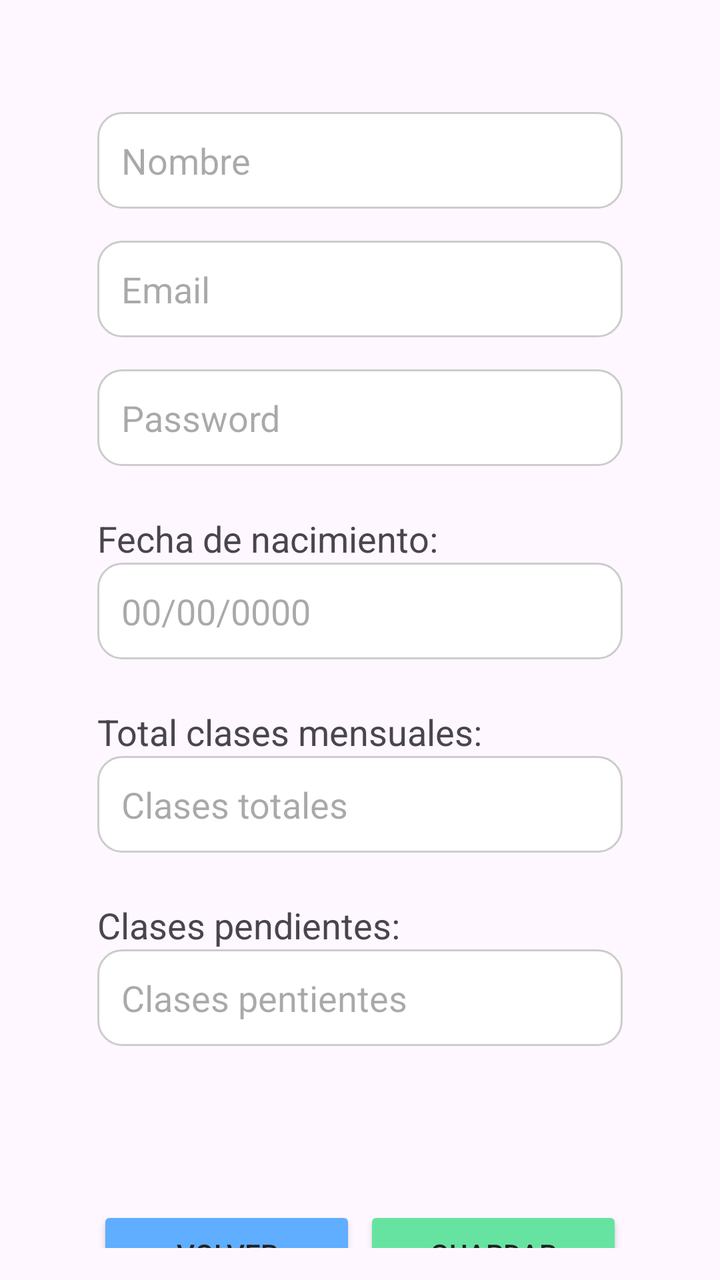
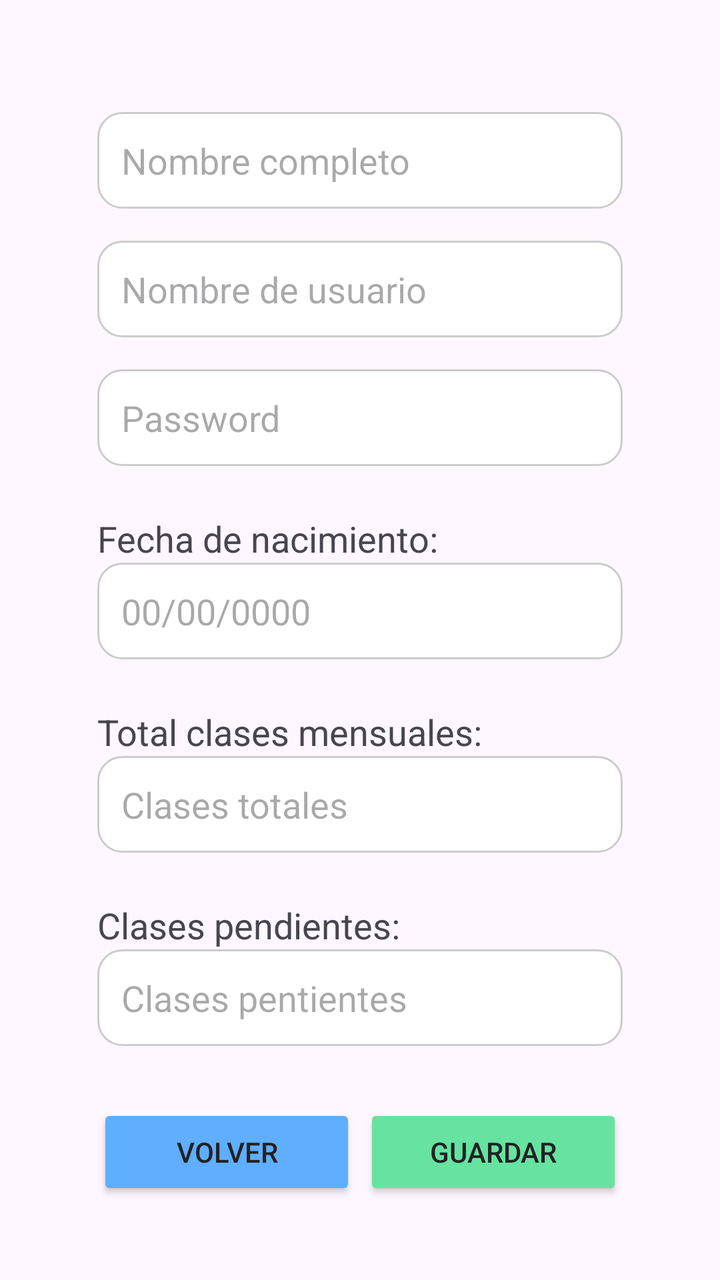

The first picture is an Android layout as it rendered before a commit; the second is the same layout after the commit. The layout source and the unified diff follow.
<!-- AndroidManifest.xml: application theme Theme.FitBooking -->
<!-- res/layout/activity_create_user.xml -->
<?xml version="1.0" encoding="utf-8"?>
<androidx.constraintlayout.widget.ConstraintLayout xmlns:android="http://schemas.android.com/apk/res/android"
    xmlns:app="http://schemas.android.com/apk/res-auto"
    xmlns:tools="http://schemas.android.com/tools"
    android:layout_width="match_parent"
    android:layout_height="match_parent"
    android:padding="16dp"
    tools:context=".activities.CreateUserActivity">

    
    <androidx.constraintlayout.widget.Guideline
        android:id="@+id/gL10"
        android:layout_width="wrap_content"
        android:layout_height="wrap_content"
        android:orientation="vertical"
        app:layout_constraintGuide_percent="0.1" />

    <androidx.constraintlayout.widget.Guideline
        android:id="@+id/gL50"
        android:layout_width="wrap_content"
        android:layout_height="wrap_content"
        android:orientation="vertical"
        app:layout_constraintGuide_percent="0.5" />

    <androidx.constraintlayout.widget.Guideline
        android:id="@+id/gL90"
        android:layout_width="wrap_content"
        android:layout_height="wrap_content"
        android:orientation="vertical"
        app:layout_constraintGuide_percent="0.9" />

    
    <EditText
        android:id="@+id/etName"
        android:layout_width="0dp"
        android:layout_height="wrap_content"
        android:layout_marginTop="40dp"
        android:hint="Nombre"
        android:background="@drawable/bg_edit_text"
        android:padding="12dp"
        android:textSize="18sp"
        app:layout_constraintStart_toStartOf="@id/gL10"
        app:layout_constraintEnd_toEndOf="@id/gL90"
        app:layout_constraintTop_toTopOf="parent" />

    <EditText
        android:id="@+id/etEmail"
        android:layout_width="0dp"
        android:layout_height="wrap_content"
        android:layout_marginTop="16dp"
        android:hint="Email"
        android:background="@drawable/bg_edit_text"
        android:padding="12dp"
        android:textSize="18sp"
        app:layout_constraintStart_toStartOf="@id/gL10"
        app:layout_constraintEnd_toEndOf="@id/gL90"
        app:layout_constraintTop_toBottomOf="@id/etName" />

    <EditText
        android:id="@+id/etPassword"
        android:layout_width="0dp"
        android:layout_height="wrap_content"
        android:layout_marginTop="16dp"
        android:hint="Password"
        android:background="@drawable/bg_edit_text"
        android:padding="12dp"
        android:textSize="18sp"
        app:layout_constraintStart_toStartOf="@id/gL10"
        app:layout_constraintEnd_toEndOf="@id/gL90"
        app:layout_constraintTop_toBottomOf="@id/etEmail" />

    <TextView
        android:id="@+id/twBirthday"
        android:layout_width="0dp"
        android:layout_height="wrap_content"
        android:layout_marginTop="24dp"
        android:text="Fecha de nacimiento:"
        android:textSize="18sp"
        app:layout_constraintStart_toStartOf="@id/gL10"
        app:layout_constraintEnd_toEndOf="@id/gL90"
        app:layout_constraintTop_toBottomOf="@id/etPassword" />

    <EditText
        android:id="@+id/etBirthday"
        android:layout_width="0dp"
        android:layout_height="wrap_content"
        android:focusable="false"
        android:clickable="true"
        android:hint="00/00/0000"
        android:maxLength="10"
        android:background="@drawable/bg_edit_text"
        android:padding="12dp"
        android:textSize="18sp"
        app:layout_constraintStart_toStartOf="@id/gL10"
        app:layout_constraintEnd_toEndOf="@id/gL90"
        app:layout_constraintTop_toBottomOf="@id/twBirthday" />

    <TextView
        android:id="@+id/twTotalBalance"
        android:layout_width="0dp"
        android:layout_height="wrap_content"
        android:layout_marginTop="24dp"
        android:text="Total clases mensuales:"
        android:textSize="18sp"
        app:layout_constraintStart_toStartOf="@id/gL10"
        app:layout_constraintEnd_toEndOf="@id/gL90"
        app:layout_constraintTop_toBottomOf="@id/etBirthday" />

    <EditText
        android:id="@+id/etTotalBalance"
        android:layout_width="0dp"
        android:layout_height="wrap_content"
        android:hint="Clases totales"
        android:background="@drawable/bg_edit_text"
        android:padding="12dp"
        android:textSize="18sp"
        app:layout_constraintStart_toStartOf="@id/gL10"
        app:layout_constraintEnd_toEndOf="@id/gL90"
        app:layout_constraintTop_toBottomOf="@id/twTotalBalance" />

    <TextView
        android:id="@+id/twAvailBalance"
        android:layout_width="0dp"
        android:layout_height="wrap_content"
        android:layout_marginTop="24dp"
        android:text="Clases pendientes:"
        android:textSize="18sp"
        app:layout_constraintStart_toStartOf="@id/gL10"
        app:layout_constraintEnd_toEndOf="@id/gL90"
        app:layout_constraintTop_toBottomOf="@id/etTotalBalance" />

    <EditText
        android:id="@+id/etAvailBalance"
        android:layout_width="0dp"
        android:layout_height="wrap_content"
        android:hint="Clases pentientes"
        android:background="@drawable/bg_edit_text"
        android:padding="12dp"
        android:textSize="18sp"
        app:layout_constraintStart_toStartOf="@id/gL10"
        app:layout_constraintEnd_toEndOf="@id/gL90"
        app:layout_constraintTop_toBottomOf="@id/twAvailBalance" />

    
    <Button
        android:id="@+id/btBack"
        android:layout_width="0dp"
        android:layout_height="wrap_content"
        android:layout_marginTop="80dp"
        android:layout_marginEnd="2dp"
        android:text="Volver"
        android:backgroundTint="@color/bluePrimarySoft"
        android:textColor="@color/textPrimary"
        app:layout_constraintStart_toStartOf="@id/gL10"
        app:layout_constraintEnd_toStartOf="@id/gL50"
        app:layout_constraintTop_toBottomOf="@id/etAvailBalance" />

    <Button
        android:id="@+id/btSave"
        android:layout_width="0dp"
        android:layout_height="wrap_content"
        android:layout_marginTop="80dp"
        android:layout_marginStart="2dp"
        android:text="Guardar"
        android:textColor="@color/textPrimary"
        android:backgroundTint="@color/greenPrimarySoft"
        app:icon="@drawable/ic_save"
        app:iconTint="@color/textPrimary"
        app:layout_constraintStart_toStartOf="@id/gL50"
        app:layout_constraintEnd_toEndOf="@id/gL90"
        app:layout_constraintTop_toBottomOf="@id/etAvailBalance" />

</androidx.constraintlayout.widget.ConstraintLayout>
<!-- resources referenced by this layout -->
<resources>
  <color name="bluePrimarySoft">#5FAEFF</color>
  <color name="greenPrimarySoft">#66E3A0</color>
  <color name="textPrimary">#222222</color>
  <!-- drawable bg_edit_text (drawable) -->
  <shape xmlns:android="http://schemas.android.com/apk/res/android"
      android:shape="rectangle">
      <solid android:color="#FFFFFF"/>
      <corners android:radius="12dp"/>
      <stroke android:width="1dp" android:color="#CCCCCC"/>
      <padding android:left="8dp" android:top="8dp" android:right="8dp" android:bottom="8dp"/>
  </shape>
  <!-- drawable ic_save (drawable) -->
  <vector xmlns:android="http://schemas.android.com/apk/res/android" android:height="24dp" android:tint="#333333" android:viewportHeight="24" android:viewportWidth="24" android:width="24dp">
        
      <path android:fillColor="@android:color/white" android:pathData="M17,3L5,3c-1.11,0 -2,0.9 -2,2v14c0,1.1 0.89,2 2,2h14c1.1,0 2,-0.9 2,-2L21,7l-4,-4zM12,19c-1.66,0 -3,-1.34 -3,-3s1.34,-3 3,-3 3,1.34 3,3 -1.34,3 -3,3zM15,9L5,9L5,5h10v4z"/>
      
  </vector>
  <style name="Theme.FitBooking" parent="Base.Theme.FitBooking" />
  <style name="Base.Theme.FitBooking" parent="Theme.Material3.DayNight.NoActionBar">
          
          
      </style>
</resources>

<!-- the commit's change to res/layout/activity_create_user.xml (unified diff, before → after) -->
@@ -35,7 +35,7 @@
         android:layout_width="0dp"
         android:layout_height="wrap_content"
         android:layout_marginTop="40dp"
-        android:hint="Nombre"
+        android:hint="Nombre completo"
         android:background="@drawable/bg_edit_text"
         android:padding="12dp"
         android:textSize="18sp"
@@ -48,7 +48,7 @@
         android:layout_width="0dp"
         android:layout_height="wrap_content"
         android:layout_marginTop="16dp"
-        android:hint="Email"
+        android:hint="Nombre de usuario"
         android:background="@drawable/bg_edit_text"
         android:padding="12dp"
         android:textSize="18sp"
@@ -153,7 +153,8 @@
         android:textColor="@color/textPrimary"
         app:layout_constraintStart_toStartOf="@id/gL10"
         app:layout_constraintEnd_toStartOf="@id/gL50"
-        app:layout_constraintTop_toBottomOf="@id/etAvailBalance" />
+        app:layout_constraintBottom_toBottomOf="parent"
+        android:layout_marginBottom="24dp" />
 
     <Button
         android:id="@+id/btSave"
@@ -168,6 +169,7 @@
         app:iconTint="@color/textPrimary"
         app:layout_constraintStart_toStartOf="@id/gL50"
         app:layout_constraintEnd_toEndOf="@id/gL90"
-        app:layout_constraintTop_toBottomOf="@id/etAvailBalance" />
+        app:layout_constraintBottom_toBottomOf="parent"
+        android:layout_marginBottom="24dp" />
 
 </androidx.constraintlayout.widget.ConstraintLayout>
